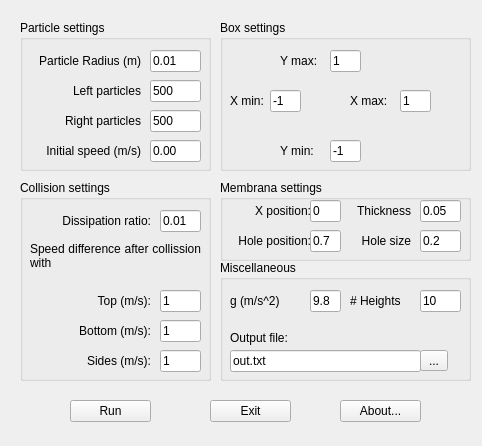
The window that src/worldsettings.ui (gim-/particles-in-box) describes before a commit, drawn with Qt 5.
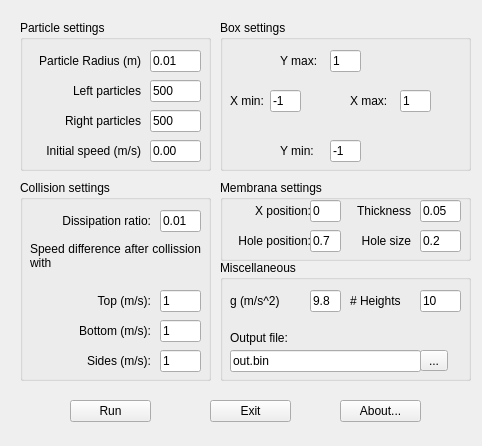
The same window after the commit.

Commit message: File format changed to binary

Diff of the .ui file:
```diff
--- a/src/worldsettings.ui
+++ b/src/worldsettings.ui
@@ -344,7 +344,7 @@
      </rect>
     </property>
     <property name="text">
-     <string>out.txt</string>
+     <string>out.bin</string>
     </property>
     <property name="readOnly">
      <bool>false</bool>
```
The commit also changes 2 other files.
